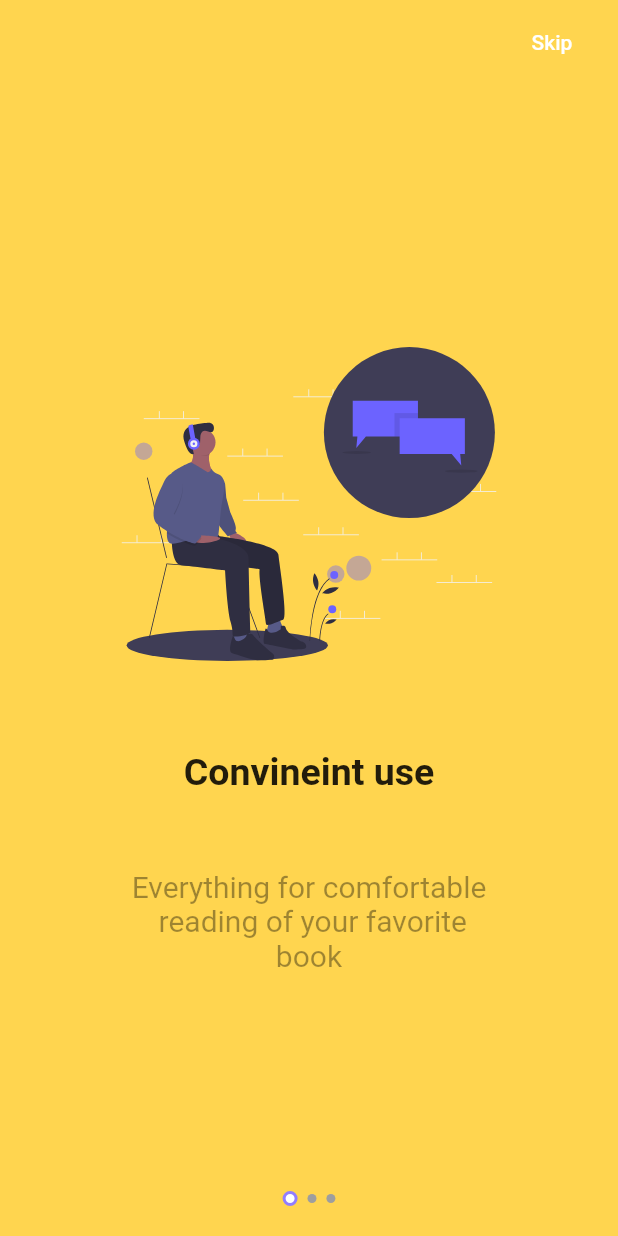
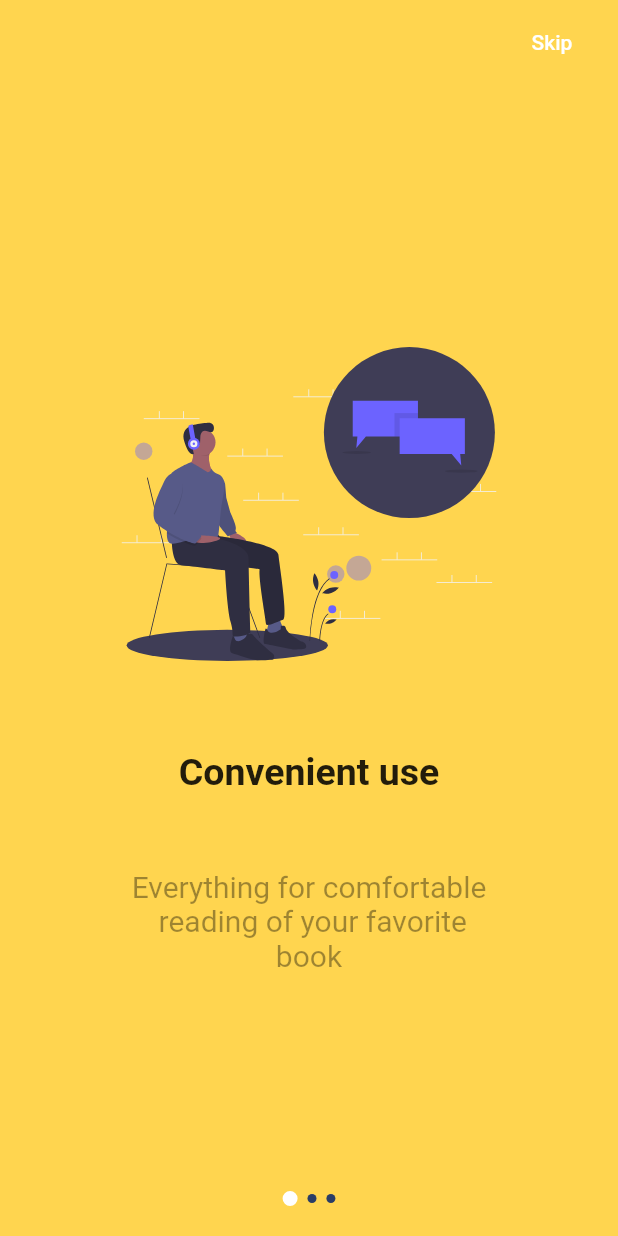
Before and after one commit to rubenshibu/BookMark, a Flutter app: the screen it shows after launch, on a phone screen of 412 x 824 dp. Run offline on Flutter 3.47's test engine with Material 2 defaults, Android fonts, the phone set to English and light mode, and no system bars; our stand-ins replace flutter_svg.

Commit message:
button color changed

```diff
--- a/lib/constants/constants.dart
+++ b/lib/constants/constants.dart
@@ -1,5 +1,5 @@
 class Constants{
-  static const String SLIDER_HEADING_1 = "Convineint use";
+  static const String SLIDER_HEADING_1 = "Convenient use";
   static const String SLIDER_HEADING_2 = "Online listening";
   static const String SLIDER_HEADING_3 = "It's Just the Beginning";
   static const String SLIDER_DESC_1 = "Everything for comfortable\n reading of your favorite \nbook";
--- a/lib/widgets/slide_dots.dart
+++ b/lib/widgets/slide_dots.dart
@@ -13,8 +13,8 @@ class SlideDots extends StatelessWidget {
       height: isActive ? 10 : 6,
       width: isActive ? 10 : 6,
       decoration: BoxDecoration(
-        color: isActive ? Colors.white : Colors.grey,
-        border: isActive ?  Border.all(color: Color(0xff927DFF),width: 2.0,) : Border.all(color: Colors.transparent,width: 1,),
+        color: isActive ? Colors.white : Color(0xff2a3d66),
+        border: isActive ?  Border.all(color: Colors.white,width: 2.0,) : Border.all(color: Colors.transparent,width: 1,),
         borderRadius: BorderRadius.all(Radius.circular(12)),
       ),
     );
```
